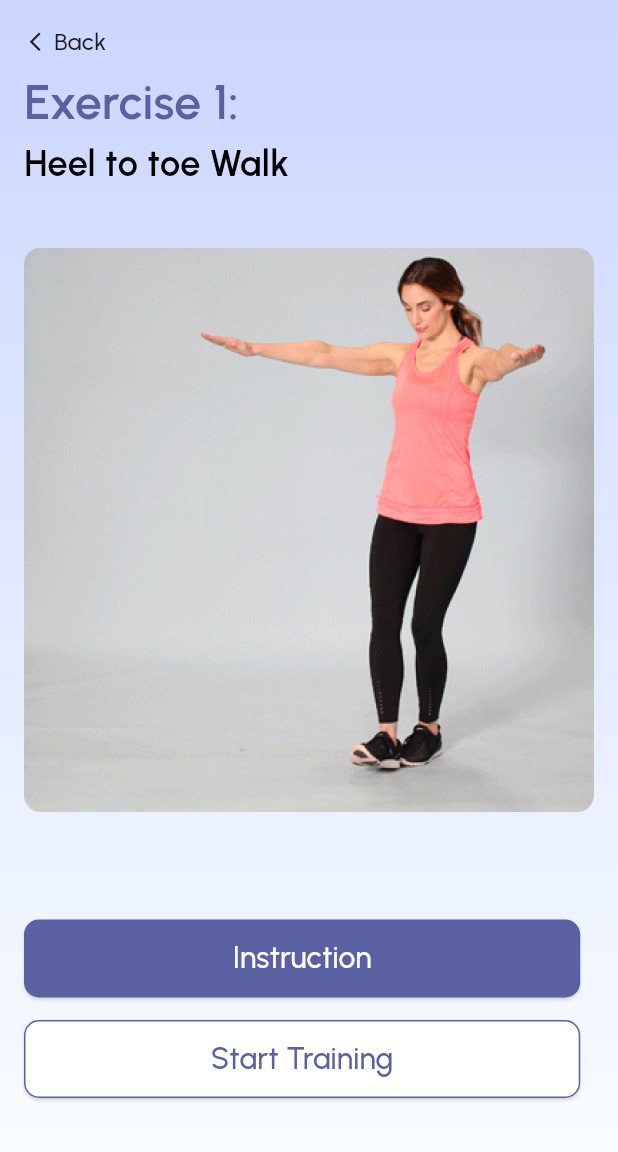
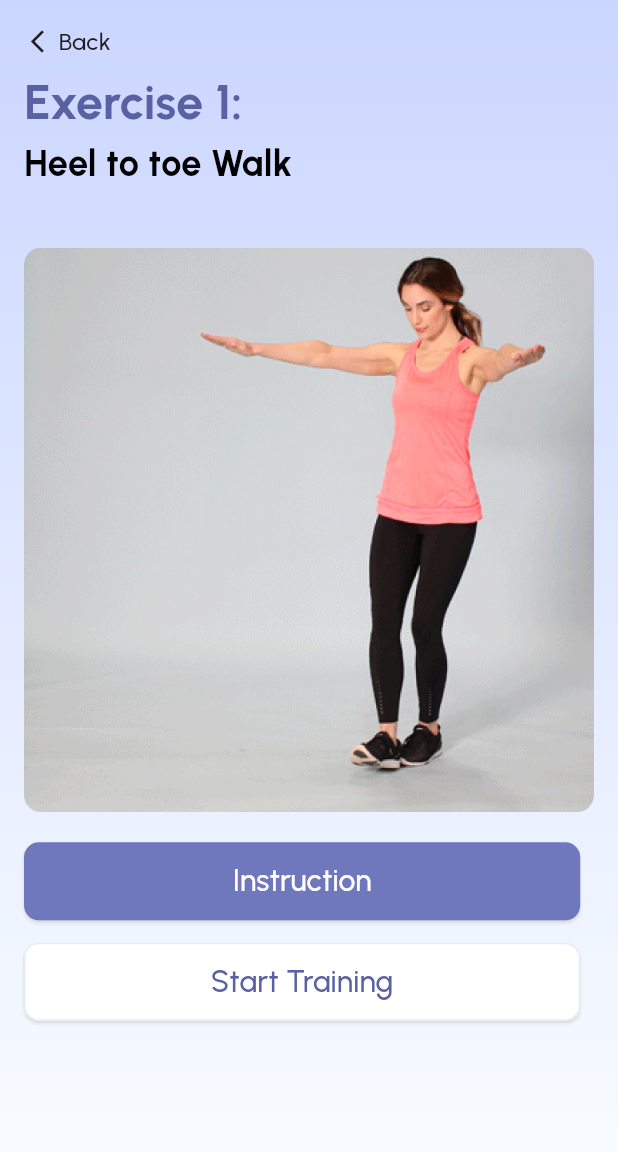
Before and after one commit to yash3497/ripple-app, a Flutter app: the BalanceTestingView screen opened by its route, on a phone screen of 412 x 824 dp, the part 84-1236 px from its top. Run offline on Flutter 3.47's test engine with Material 3 defaults, Android fonts, the phone set to English and light mode, and no system bars; our stand-ins replace carousel_slider, fl_chart, fluttertoast, get, get_storage, pinput and 2 more; missing offline and left inert: simple_progress_indicators; accounts and stored records are empty.

Commit message:
Ui changes completed

```diff
--- a/lib/app/modules/balance_testing/views/balance_testing_view.dart
+++ b/lib/app/modules/balance_testing/views/balance_testing_view.dart
@@ -17,7 +17,17 @@ class BalanceTestingView extends GetView<BalanceTestingController> {
   @override
   Widget build(BuildContext context) {
     return GetBuilder<BalanceTestingController>(builder: (ct) {
-      return Scaffold(
+      return WillPopScope(
+        onWillPop: () async {
+          if (controller.isInstruction == true) {
+            controller.isInstruction = false;
+            controller.update();
+          } else {
+            Get.back();
+          }
+          return false;
+        },
+        child: Scaffold(
             appBar: CommanAppbar(
               isSteadyStep: true,
             ),
@@ -25,13 +35,23 @@ class BalanceTestingView extends GetView<BalanceTestingController> {
               child: Column(
                 crossAxisAlignment: CrossAxisAlignment.start,
                 children: [
-                CustomBackButton(),
+                  CustomBackButton(
+                    onTap: () {
+                      if (controller.isInstruction == true) {
+                        controller.isInstruction = false;
+                        controller.update();
+                      } else {
+                        Get.back();
+                      }
+                    },
+                  ),
                   addVerticalSpace(6),
                   AppTextWidget(
-                  text:
-                      controller.isInstruction ? "Instruction" : "Exercise 1:",
+                    text: controller.isInstruction
+                        ? "Instruction"
+                        : "Exercise 1:",
                     fontSize: 32,
-                  fontWeight: FontWeight.w600,
+                    fontWeight: FontWeight.w700,
                     textColor: AppColor.steadyTextColor,
                   ),
                   controller.isInstruction
@@ -46,7 +66,7 @@ class BalanceTestingView extends GetView<BalanceTestingController> {
                             AppTextWidget(
                               text: "Heel to toe Walk",
                               fontSize: 24,
-                            fontWeight: FontWeight.w600,
+                              fontWeight: FontWeight.w700,
                               textColor: AppColor.black,
                             ),
                             addVerticalSpace(40),
@@ -54,7 +74,6 @@ class BalanceTestingView extends GetView<BalanceTestingController> {
                           ],
                         ),
                   addVerticalSpace(20),
-                Spacer(),
                   if (!controller.isInstruction)
                     AppButton(
                       onPressed: () {
@@ -62,7 +81,7 @@ class BalanceTestingView extends GetView<BalanceTestingController> {
                         controller.update();
                       },
                       buttonText: "Instruction",
-                    bgColor: AppColor.steadyTextColor,
+                      bgColor: AppColor.steadyButtonColor,
                     ),
                   addVerticalSpace(15),
                   AppButton(
@@ -72,14 +91,21 @@ class BalanceTestingView extends GetView<BalanceTestingController> {
                           binding: BalanceTestingBinding());
                     },
                     buttonText: "Start Training",
-                  bgColor: AppColor.white,
-                  borderColor: AppColor.steadyTextColor,
-                  txtcolor: AppColor.steadyTextColor,
+                    bgColor: controller.isInstruction == true
+                        ? AppColor.steadyButtonColor
+                        : AppColor.white,
+                    borderColor: controller.isInstruction == true
+                        ? Colors.transparent
+                        : AppColor.borderColor,
+                    txtcolor: controller.isInstruction == true
+                        ? Colors.white
+                        : AppColor.steadyTextColor,
                   ),
                   addVerticalSpace(20),
                 ],
               ),
-          ));
+            )),
+      );
     });
   }
 }
@@ -107,7 +133,7 @@ class GetReadyForTestScreen extends GetView<BalanceTestingController> {
               ),
               AppTextWidget(
                 text: controller.testStartTimer.toString(),
-                fontSize: 100,
+                fontSize: 128,
                 fontWeight: FontWeight.w700,
                 textColor: AppColor.steadyTextColor,
               )
--- a/lib/app/modules/daily_challenges/views/challenges_test_view.dart
+++ b/lib/app/modules/daily_challenges/views/challenges_test_view.dart
@@ -93,7 +93,7 @@ class DailyChallengesTestView extends GetView<DailyChallengesController> {
               controller.startTimer();
             },
             buttonText: "Start",
-            bgColor: AppColor.steadyTextColor,
+            bgColor: AppColor.steadyButtonColor,
           ),
           addVerticalSpace(15)
         ],
@@ -125,8 +125,8 @@ class GetReadyDailyChallenges extends GetView<DailyChallengesController> {
               ),
               AppTextWidget(
                 text: controller.testStartTimer.toString(),
-                fontSize: 100,
-                fontWeight: FontWeight.w700,
+                fontSize: 128,
+                fontWeight: FontWeight.w500,
                 textColor: AppColor.steadyTextColor,
               )
             ],
--- a/lib/app/modules/daily_challenges/views/daily_challenges_view.dart
+++ b/lib/app/modules/daily_challenges/views/daily_challenges_view.dart
@@ -43,12 +43,12 @@ class DailyChallengesView extends GetView<DailyChallengesController> {
                       child: Image.asset(
                         "assets/images/dailyChallengesBanner.png",
                         width: Get.width,
-                        height: Get.height * 0.25,
+                        height: Get.height * 0.23,
                         fit: BoxFit.cover,
                       ),
                     ),
                   ),
-                  addVerticalSpace(20),
+                  addVerticalSpace(30),
                   Row(
                     children: [
                       Column(
@@ -70,7 +70,7 @@ class DailyChallengesView extends GetView<DailyChallengesController> {
                       ),
                       const Spacer(),
                       Container(
-                        height: 40,
+                        height: 30,
                         padding: const EdgeInsets.symmetric(horizontal: 8),
                         decoration: BoxDecoration(
                             borderRadius: BorderRadius.circular(8),
--- a/lib/app/modules/daily_challenges/views/mcq_questions_view.dart
+++ b/lib/app/modules/daily_challenges/views/mcq_questions_view.dart
@@ -75,10 +75,10 @@ class DailyChallengMcqQuestionsView extends StatelessWidget {
                       width: Get.width,
                       decoration: BoxDecoration(
                           color: controller.selectedMcqAnswer == index
-                              ? AppColor.steadyTextColor
+                              ? AppColor.steadyButtonColor
                               : Colors.white,
-                          border: Border.all(
-                              width: 1, color: AppColor.steadyTextColor),
+                          border:
+                              Border.all(width: 1, color: Color(0xFF8A94EB)),
                           borderRadius: BorderRadius.circular(8)),
                       child: Column(
                         crossAxisAlignment: CrossAxisAlignment.start,
--- a/lib/app/modules/hip_pro_bluetooth_flow/views/bluetooth_connect_proccess.dart
+++ b/lib/app/modules/hip_pro_bluetooth_flow/views/bluetooth_connect_proccess.dart
@@ -49,8 +49,8 @@ class BluetoothConnectProccessView
                       ? "Connected"
                       : "Connect Your Hip Pro+",
                   fontSize: 28,
-                  fontWeight: FontWeight.w600,
-                  textColor: AppColor.textGreenColor,
+                  fontWeight: FontWeight.w700,
+                  textColor: Color(0xFF18634C),
                 ),
                 addVerticalSpace(30),
                 Row(
--- a/lib/app/modules/home/views/home_view.dart
+++ b/lib/app/modules/home/views/home_view.dart
@@ -43,14 +43,14 @@ class HomeView extends GetView<HomeController> {
                     children: [
                       AppTextWidget(
                         text: "Welcome",
-                        fontSize: 16,
+                        fontSize: 14,
                         fontWeight: FontWeight.w600,
                         textColor: AppColor.mainColor,
                       ),
                       AppTextWidget(
                         text: "Arjit Sharma",
-                        fontSize: 16,
-                        fontWeight: FontWeight.w600,
+                        fontSize: 14,
+                        fontWeight: FontWeight.w400,
                         textColor: AppColor.mainColor,
                       ),
                     ],
--- a/lib/app/modules/profile/views/profile_view.dart
+++ b/lib/app/modules/profile/views/profile_view.dart
@@ -136,21 +136,21 @@ class ProfileView extends GetView<ProfileController> {
 }
 
 class CustomBackButton extends StatelessWidget {
-  const CustomBackButton({
-    super.key,
-  });
+  const CustomBackButton({super.key, this.onTap});
+  final Function()? onTap;
 
   @override
   Widget build(BuildContext context) {
     return InkWell(
-      onTap: () {
-        Get.back();
-      },
+      onTap: onTap ??
+          () {
+            Get.back();
+          },
       child: Row(
         children: [
           const Icon(
             Icons.arrow_back_ios_new_outlined,
-            size: 15,
+            size: 18,
           ),
           addHorizontalySpace(5),
           AppTextWidget(
--- a/lib/app/modules/reward/views/refferal_screen.dart
+++ b/lib/app/modules/reward/views/refferal_screen.dart
@@ -26,7 +26,7 @@ class ReffaralScreen extends StatelessWidget {
           AppTextWidget(
             text: "Invite friends to Steady Steps",
             fontSize: 28,
-            fontWeight: FontWeight.w600,
+            fontWeight: FontWeight.w500,
             textColor: AppColor.steadyTextColor,
           ),
           AppTextWidget(
--- a/lib/app/modules/reward/views/reward_view.dart
+++ b/lib/app/modules/reward/views/reward_view.dart
@@ -40,7 +40,7 @@ class RewardView extends GetView<RewardController> {
                           decoration: BoxDecoration(
                             borderRadius: BorderRadius.circular(10),
                             gradient: const LinearGradient(
-                                colors: [Color(0xFF5A62A7), Color(0xFFDCE0FA)],
+                                colors: [Color(0xFF7C85C9), Color(0xFFE0E3F8)],
                                 begin: Alignment.topLeft,
                                 end: Alignment.bottomRight),
                           ),
@@ -85,7 +85,7 @@ class RewardView extends GetView<RewardController> {
                           decoration: BoxDecoration(
                             borderRadius: BorderRadius.circular(10),
                             gradient: const LinearGradient(
-                                colors: [Color(0xFF5A62A7), Color(0xFFDCE0FA)],
+                                colors: [Color(0xFF7C85C9), Color(0xFFE0E3F8)],
                                 begin: Alignment.topLeft,
                                 end: Alignment.bottomRight),
                           ),
--- a/lib/app/modules/reward/views/rewards_list_view.dart
+++ b/lib/app/modules/reward/views/rewards_list_view.dart
@@ -29,6 +29,7 @@ class RewardsListView extends GetView<RewardController> {
                   text: "Win exciting rewards ",
                   textColor: AppColor.steadyTextColor,
                   fontSize: 28,
+                  fontWeight: FontWeight.w500,
                 ),
                 addVerticalSpace(15),
                 ListView.builder(
@@ -49,8 +50,8 @@ class RewardsListView extends GetView<RewardController> {
                                 borderRadius: BorderRadius.circular(10),
                                 gradient: const LinearGradient(
                                     colors: [
-                                      Color(0xFF5A62A7),
-                                      Color(0xFFDCE0FA)
+                                      Color(0xFF7C85C9),
+                                      Color(0xFFE0E3F8)
                                     ],
                                     begin: Alignment.topLeft,
                                     end: Alignment.bottomRight),
--- a/lib/app/modules/steady_step_balance_test/views/steady_step_stage_view.dart
+++ b/lib/app/modules/steady_step_balance_test/views/steady_step_stage_view.dart
@@ -80,7 +80,7 @@ class SteadyStepStageView extends StatelessWidget {
                                   fontSize: 40,
                                   fontWeight: FontWeight.w600,
                                   textColor: controller.testPlayTimer < 6
-                                      ? Colors.red
+                                      ? AppColor.errorColor
                                       : AppColor.steadyTextColor,
                                 ),
                               )
--- a/lib/app/modules/steady_steps_dashboard/views/steady_steps_dashboard_view.dart
+++ b/lib/app/modules/steady_steps_dashboard/views/steady_steps_dashboard_view.dart
@@ -31,7 +31,7 @@ class _SteadyStepsDashboardViewState extends State<SteadyStepsDashboardView> {
   @override
   Widget build(BuildContext context) {
     return Scaffold(
-        appBar: const CommanAppbar(
+        appBar: CommanAppbar(
           isSteadyStep: true,
         ),
         body: GetBuilder<SteadyStepsDashboardController>(builder: (controller) {
--- a/lib/app/routes/app_pages.dart
+++ b/lib/app/routes/app_pages.dart
@@ -60,7 +60,7 @@ part 'app_routes.dart';
 class AppPages {
   AppPages._();
 
-  static const INITIAL = Routes.SPLASHSCRCEEN;
+  static const INITIAL = Routes.HOME;
 
   static final routes = [
     GetPage(
--- a/lib/utils/app_colors.dart
+++ b/lib/utils/app_colors.dart
@@ -22,6 +22,8 @@ class AppColor {
   static const Color buttonBorderColor = Color(0xFFA6F2DA);
   static const Color steadyColorBlue = Color(0xFF6F77BD);
   static const Color steadyTextColor = Color(0xFF5961A3);
+  static const Color steadyButtonColor = Color(0xFF6F78BD);
+  static const Color steadyBorderColor = Color(0xFFCCCFE0);
   static const Color purpleColor = Color(0xFF424770);
   static const Color greyBorderColor = Color(0xFFCDCDCD);
   static const Color greenBorderColor = Color(0xFF13B3C2);
--- a/pubspec.yaml
+++ b/pubspec.yaml
@@ -19,6 +19,7 @@ dependencies:
   fl_chart: ^0.66.1
   syncfusion_flutter_charts: ^24.2.4+3
   simple_progress_indicators: ^0.2.0
+  smooth_page_indicator: ^1.1.0
 
 
 dev_dependencies:
```
Also changed, not shown: lib/app/modules/balance_testing/views/great_job_view.dart (added, +159 -0 lines), lib/app/modules/balance_testing/views/mcq_test_view.dart (+4 -4 lines), lib/app/modules/balance_testing/views/well_done_screen.dart (+14 -7 lines), lib/app/modules/dashboard_view/views/dashboard_view_view.dart (+8 -8 lines), lib/app/modules/test_stage_wise/views/stage_view.dart (+5 -5 lines), pubspec.lock. Lines whose indentation alone changed are shown as unchanged.
